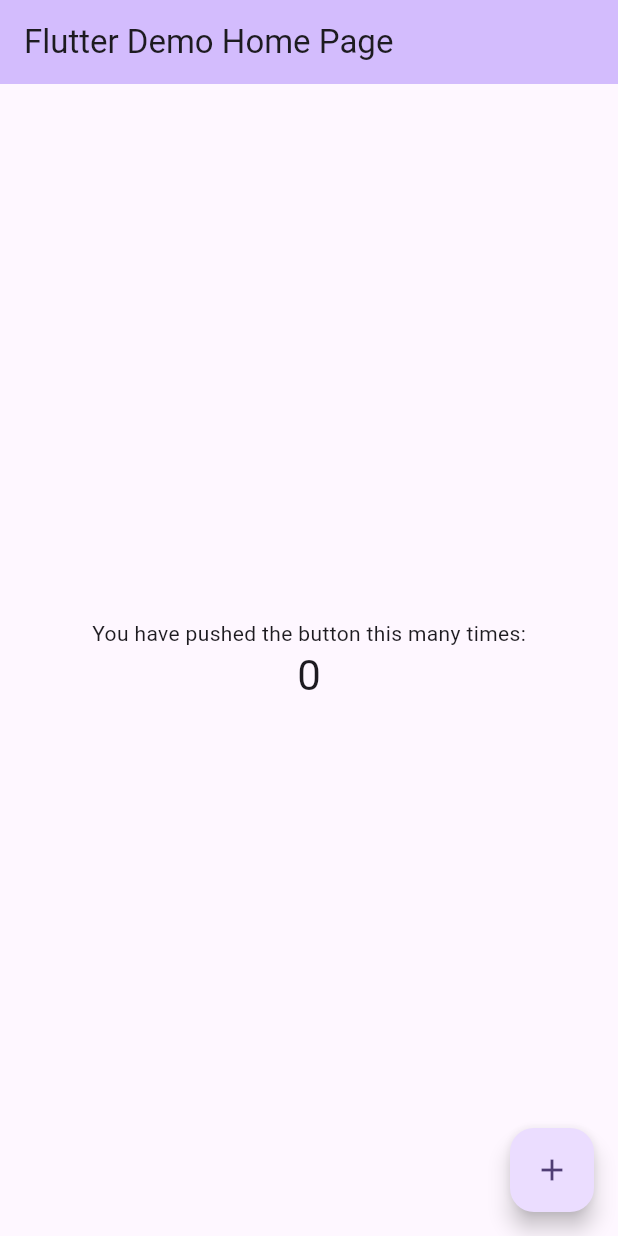
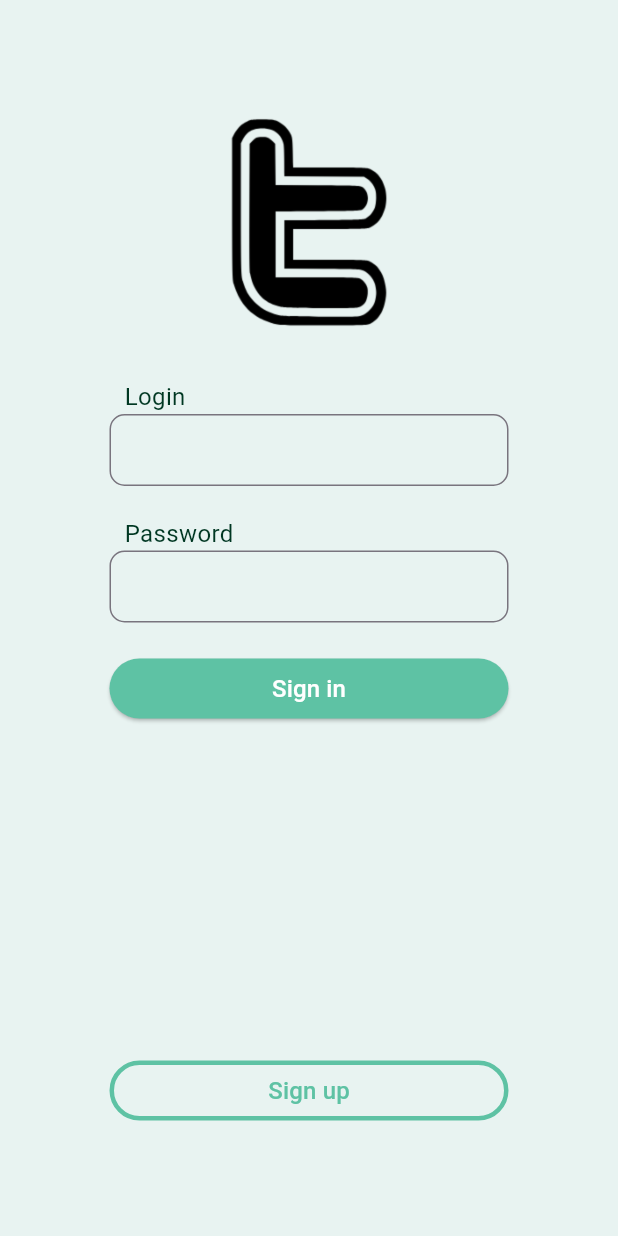
Before and after one commit to LiliaKhylynska/Term, a Flutter app: the screen it shows after launch, on a phone screen of 412 x 824 dp. Run offline on Flutter 3.47's test engine with Material 3 defaults, Android fonts, the phone set to English and light mode, and no system bars.

Commit message:
add the sign in page

```diff
--- a/lib/main.dart
+++ b/lib/main.dart
@@ -1,125 +1,16 @@
 import 'package:flutter/material.dart';
+import 'package:term/screens/sign_in_page.dart';
 
-void main() {
-  runApp(const MyApp());
-}
+void main() => runApp(const MyApp());
 
 class MyApp extends StatelessWidget {
   const MyApp({super.key});
 
-  // This widget is the root of your application.
   @override
   Widget build(BuildContext context) {
     return MaterialApp(
-      title: 'Flutter Demo',
-      theme: ThemeData(
-        // This is the theme of your application.
-        //
-        // TRY THIS: Try running your application with "flutter run". You'll see
-        // the application has a purple toolbar. Then, without quitting the app,
-        // try changing the seedColor in the colorScheme below to Colors.green
-        // and then invoke "hot reload" (save your changes or press the "hot
-        // reload" button in a Flutter-supported IDE, or press "r" if you used
-        // the command line to start the app).
-        //
-        // Notice that the counter didn't reset back to zero; the application
-        // state is not lost during the reload. To reset the state, use hot
-        // restart instead.
-        //
-        // This works for code too, not just values: Most code changes can be
-        // tested with just a hot reload.
-        colorScheme: ColorScheme.fromSeed(seedColor: Colors.deepPurple),
-        useMaterial3: true,
-      ),
-      home: const MyHomePage(title: 'Flutter Demo Home Page'),
+      theme: ThemeData(primaryColor: Colors.cyan),
+      home: const SignInPage(),
     );
   }
 }
-
-class MyHomePage extends StatefulWidget {
-  const MyHomePage({super.key, required this.title});
-
-  // This widget is the home page of your application. It is stateful, meaning
-  // that it has a State object (defined below) that contains fields that affect
-  // how it looks.
-
-  // This class is the configuration for the state. It holds the values (in this
-  // case the title) provided by the parent (in this case the App widget) and
-  // used by the build method of the State. Fields in a Widget subclass are
-  // always marked "final".
-
-  final String title;
-
-  @override
-  State<MyHomePage> createState() => _MyHomePageState();
-}
-
-class _MyHomePageState extends State<MyHomePage> {
-  int _counter = 0;
-
-  void _incrementCounter() {
-    setState(() {
-      // This call to setState tells the Flutter framework that something has
-      // changed in this State, which causes it to rerun the build method below
-      // so that the display can reflect the updated values. If we changed
-      // _counter without calling setState(), then the build method would not be
-      // called again, and so nothing would appear to happen.
-      _counter++;
-    });
-  }
-
-  @override
-  Widget build(BuildContext context) {
-    // This method is rerun every time setState is called, for instance as done
-    // by the _incrementCounter method above.
-    //
-    // The Flutter framework has been optimized to make rerunning build methods
-    // fast, so that you can just rebuild anything that needs updating rather
-    // than having to individually change instances of widgets.
-    return Scaffold(
-      appBar: AppBar(
-        // TRY THIS: Try changing the color here to a specific color (to
-        // Colors.amber, perhaps?) and trigger a hot reload to see the AppBar
-        // change color while the other colors stay the same.
-        backgroundColor: Theme.of(context).colorScheme.inversePrimary,
-        // Here we take the value from the MyHomePage object that was created by
-        // the App.build method, and use it to set our appbar title.
-        title: Text(widget.title),
-      ),
-      body: Center(
-        // Center is a layout widget. It takes a single child and positions it
-        // in the middle of the parent.
-        child: Column(
-          // Column is also a layout widget. It takes a list of children and
-          // arranges them vertically. By default, it sizes itself to fit its
-          // children horizontally, and tries to be as tall as its parent.
-          //
-          // Column has various properties to control how it sizes itself and
-          // how it positions its children. Here we use mainAxisAlignment to
-          // center the children vertically; the main axis here is the vertical
-          // axis because Columns are vertical (the cross axis would be
-          // horizontal).
-          //
-          // TRY THIS: Invoke "debug painting" (choose the "Toggle Debug Paint"
-          // action in the IDE, or press "p" in the console), to see the
-          // wireframe for each widget.
-          mainAxisAlignment: MainAxisAlignment.center,
-          children: <Widget>[
-            const Text(
-              'You have pushed the button this many times:',
-            ),
-            Text(
-              '$_counter',
-              style: Theme.of(context).textTheme.headlineMedium,
-            ),
-          ],
-        ),
-      ),
-      floatingActionButton: FloatingActionButton(
-        onPressed: _incrementCounter,
-        tooltip: 'Increment',
-        child: const Icon(Icons.add),
-      ), // This trailing comma makes auto-formatting nicer for build methods.
-    );
-  }
-}
--- /dev/null
+++ b/lib/screens/sign_in_page.dart
@@ -0,0 +1,157 @@
+import 'package:flutter/material.dart';
+
+class SignInPage extends StatefulWidget {
+  const SignInPage({
+    super.key,
+  });
+
+  @override
+  State<SignInPage> createState() => _SignInPageState();
+}
+
+class _SignInPageState extends State<SignInPage> {
+  final Map<String, String> _users = {
+    "Login1": "Password1",
+    "Login2": "Password2",
+    "Login3": "Password3",
+  };
+
+  final TextEditingController loginController = TextEditingController();
+  final TextEditingController passwordController = TextEditingController();
+
+  void handleSignIn() {
+    var login = loginController.text;
+    var password = passwordController.text;
+    if (_users.containsKey(login)) {
+      if (_users[login] == password) {
+      } else {
+        showError('Wrong password');
+      }
+    } else {
+      showError('Wrong login');
+    }
+  }
+
+  void showError(String message) {
+    showDialog(
+      context: context,
+      builder: (BuildContext context) => AlertDialog(content: Text(message)),
+    );
+  }
+
+  @override
+  Widget build(BuildContext context) {
+    return Scaffold(
+      backgroundColor: const Color.fromARGB(255, 232, 243, 241),
+      body: Padding(
+        padding: const EdgeInsets.all(73.0),
+        child: Column(
+          mainAxisAlignment: MainAxisAlignment.spaceBetween,
+          crossAxisAlignment: CrossAxisAlignment.stretch,
+          children: [
+            Column(
+              mainAxisAlignment: MainAxisAlignment.spaceBetween,
+              crossAxisAlignment: CrossAxisAlignment.stretch,
+              children: [
+                Image.asset(
+                  'assets/images/logo.png',
+                  height: 150,
+                ),
+                const SizedBox(
+                  height: 30,
+                ),
+                const Padding(
+                  padding: EdgeInsets.only(left: 10),
+                  child: Text('Login',
+                      style: TextStyle(
+                          color: Color.fromARGB(255, 0, 55, 34), fontSize: 16)),
+                ),
+                TextField(
+                  controller: loginController,
+                  decoration: const InputDecoration(
+                    contentPadding:
+                        EdgeInsets.symmetric(vertical: 0.0, horizontal: 10.0),
+                    focusedBorder: OutlineInputBorder(
+                      borderRadius: BorderRadius.all(Radius.circular(10.0)),
+                      borderSide: BorderSide(
+                          color: Color.fromARGB(255, 62, 83, 199), width: 2),
+                    ),
+                    border: OutlineInputBorder(
+                      borderRadius: BorderRadius.all(Radius.circular(10.0)),
+                      borderSide: BorderSide(
+                          color: Color.fromARGB(255, 0, 55, 34), width: 2),
+                    ),
+                  ),
+                ),
+                const SizedBox(
+                  height: 20,
+                ),
+                const Padding(
+                  padding: EdgeInsets.only(left: 10),
+                  child: Text('Password',
+                      style: TextStyle(
+                          color: Color.fromARGB(255, 0, 55, 34), fontSize: 16)),
+                ),
+                TextField(
+                  controller: passwordController,
+                  obscureText: true,
+                  enableSuggestions: false,
+                  autocorrect: false,
+                  decoration: const InputDecoration(
+                    contentPadding:
+                        EdgeInsets.symmetric(vertical: 0.0, horizontal: 10.0),
+                    focusedBorder: OutlineInputBorder(
+                      borderRadius: BorderRadius.all(Radius.circular(10.0)),
+                      borderSide: BorderSide(
+                          color: Color.fromARGB(255, 62, 83, 199), width: 2),
+                    ),
+                    border: OutlineInputBorder(
+                      borderRadius: BorderRadius.all(Radius.circular(10.0)),
+                      borderSide: BorderSide(
+                          color: Color.fromARGB(255, 0, 55, 34), width: 2),
+                    ),
+                  ),
+                ),
+                const SizedBox(
+                  height: 20,
+                ),
+                ElevatedButton(
+                  onPressed: handleSignIn,
+                  style: const ButtonStyle(
+                    backgroundColor: WidgetStatePropertyAll(
+                        Color.fromARGB(255, 94, 194, 164)),
+                  ),
+                  child: const Text(
+                    'Sign in',
+                    style: TextStyle(
+                      color: Color.fromARGB(255, 255, 255, 255),
+                      fontSize: 16,
+                    ),
+                  ),
+                ),
+              ],
+            ),
+            OutlinedButton(
+              onPressed: () {
+                // Navigator.push(context, MaterialPageRoute(builder: (context)=> const RegistrationPage()));
+              },
+              style: const ButtonStyle(
+                side: WidgetStatePropertyAll(BorderSide(
+                  width: 3,
+                  color: Color.fromARGB(255, 94, 194, 164),
+                )),
+              ),
+              child: const Text(
+                'Sign up',
+                style: TextStyle(
+                  color: Color.fromARGB(255, 94, 194, 164),
+                  fontSize: 16,
+                ),
+              ),
+            ),
+          ],
+        ),
+      ),
+    );
+  }
+}
--- a/pubspec.yaml
+++ b/pubspec.yaml
@@ -59,9 +59,8 @@ flutter:
   uses-material-design: true
 
   # To add assets to your application, add an assets section, like this:
-  # assets:
-  #   - images/a_dot_burr.jpeg
-  #   - images/a_dot_ham.jpeg
+  assets:
+    - assets/images/logo.png
 
   # An image asset can refer to one or more resolution-specific "variants", see
   # https://flutter.dev/to/resolution-aware-images
```
Also changed, not shown: analysis_options.yaml (line endings or trailing spaces), assets/images/logo.png (added), 1 other file.
